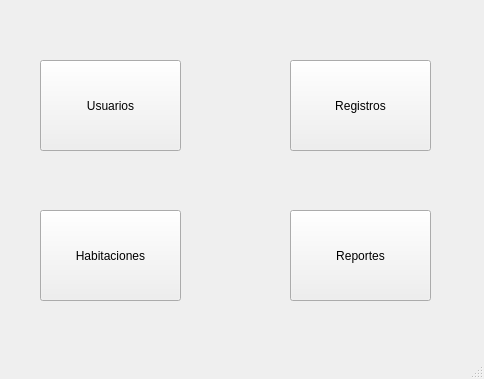
Above: Sistema_de_Registro_de_Hotel/mainwindow.ui from JeffersonFarCar/Sistema-de-Registro-de-Hotel before the change. Below: the same form after it.
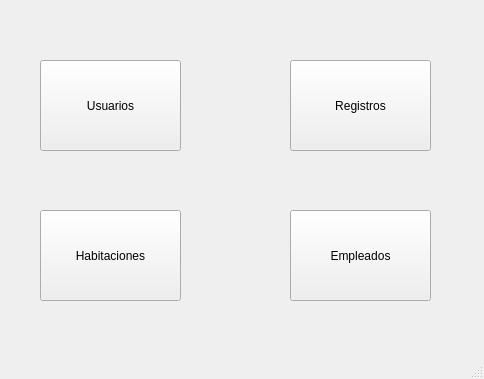
That is the form after the change.

Commit message: Registro Empleado GUI

Patch:
```diff
--- a/Sistema_de_Registro_de_Hotel/mainwindow.ui
+++ b/Sistema_de_Registro_de_Hotel/mainwindow.ui
@@ -50,7 +50,7 @@
      </rect>
     </property>
     <property name="text">
-     <string>Reportes</string>
+     <string>Empleados</string>
     </property>
    </widget>
    <widget class="QPushButton" name="Registros_button">
```
Left out of the diff: 2 changed lines with no effect on the pictures. The commit also changes 15 other files.
